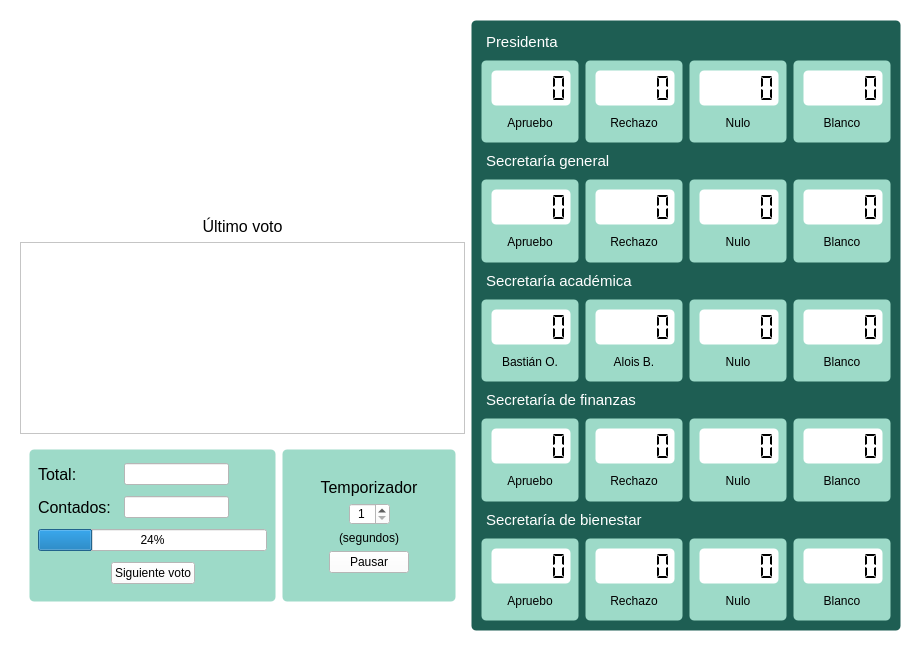
nhermosilla14/VotoAVoto, file desktopApp/DecryptAndCount/ui/votoavoto-decrypt-main.ui: the form before one commit.
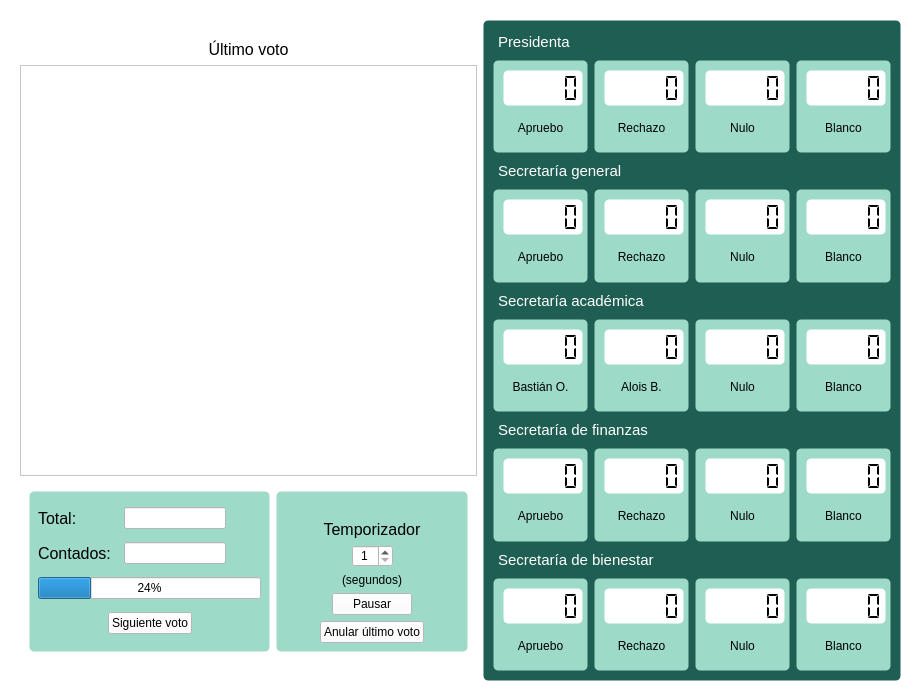
The form after the commit. Icons and pictures are not drawn.

Commit message: Added button to void last vote

```diff
--- a/desktopApp/DecryptAndCount/ui/votoavoto-decrypt-main.ui
+++ b/desktopApp/DecryptAndCount/ui/votoavoto-decrypt-main.ui
@@ -6,8 +6,8 @@
    <rect>
     <x>0</x>
     <y>0</y>
-    <width>917</width>
-    <height>659</height>
+    <width>914</width>
+    <height>699</height>
    </rect>
   </property>
   <property name="sizePolicy">
@@ -41,7 +41,7 @@
       <x>20</x>
       <y>20</y>
       <width>881</width>
-      <height>611</height>
+      <height>661</height>
      </rect>
     </property>
     <layout class="QHBoxLayout" name="horizontalLayout_6">
@@ -575,19 +575,6 @@
        </item>
        <item>
         <layout class="QVBoxLayout" name="verticalLayout">
-         <item>
-          <spacer name="verticalSpacer_3">
-           <property name="orientation">
-            <enum>Qt::Vertical</enum>
-           </property>
-           <property name="sizeHint" stdset="0">
-            <size>
-             <width>20</width>
-             <height>10</height>
-            </size>
-           </property>
-          </spacer>
-         </item>
          <item>
           <widget class="QLabel" name="label">
            <property name="font">
@@ -921,20 +908,44 @@
               </layout>
              </item>
              <item>
-              <spacer name="verticalSpacer">
+              <layout class="QHBoxLayout" name="horizontalLayout_16">
+               <item>
+                <spacer name="horizontalSpacer_10">
                <property name="orientation">
-                <enum>Qt::Vertical</enum>
-               </property>
-               <property name="sizeType">
-                <enum>QSizePolicy::Fixed</enum>
-               </property>
+                  <enum>Qt::Horizontal</enum>
+                 </property>
+                 <property name="sizeHint" stdset="0">
+                  <size>
+                   <width>40</width>
+                   <height>20</height>
+                  </size>
+                 </property>
+                </spacer>
+               </item>
+               <item>
+                <widget class="QPushButton" name="pushButtonVoid">
+                 <property name="styleSheet">
+                  <string notr="true">background-color: rgb(255, 255, 255);</string>
+                 </property>
+                 <property name="text">
+                  <string>Anular último voto</string>
+                 </property>
+                </widget>
+               </item>
+               <item>
+                <spacer name="horizontalSpacer_6">
+                 <property name="orientation">
+                  <enum>Qt::Horizontal</enum>
+                 </property>
                <property name="sizeHint" stdset="0">
                 <size>
-                 <width>20</width>
+                   <width>40</width>
                  <height>20</height>
                 </size>
                </property>
               </spacer>
+               </item>
+              </layout>
              </item>
             </layout>
            </widget>
```
Lines whose indentation alone changed are shown as unchanged. The commit also changes 1 other file.
